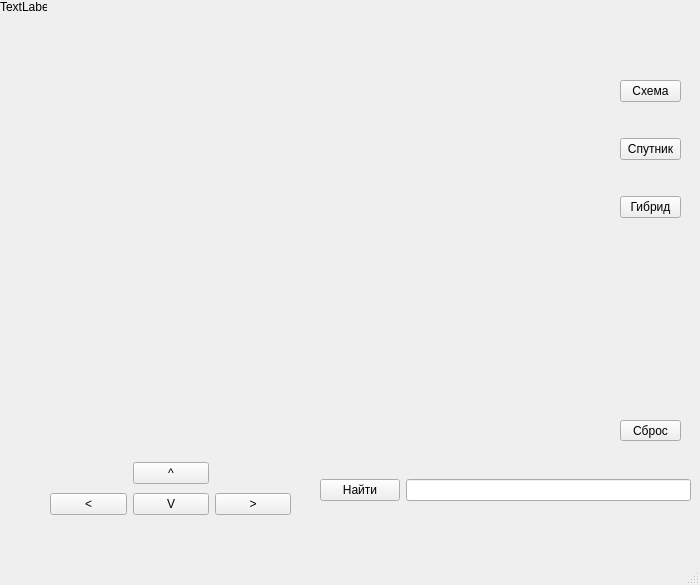
First picture: the form in main.ui, repository Dmitry315/MapsApi, before the edit.
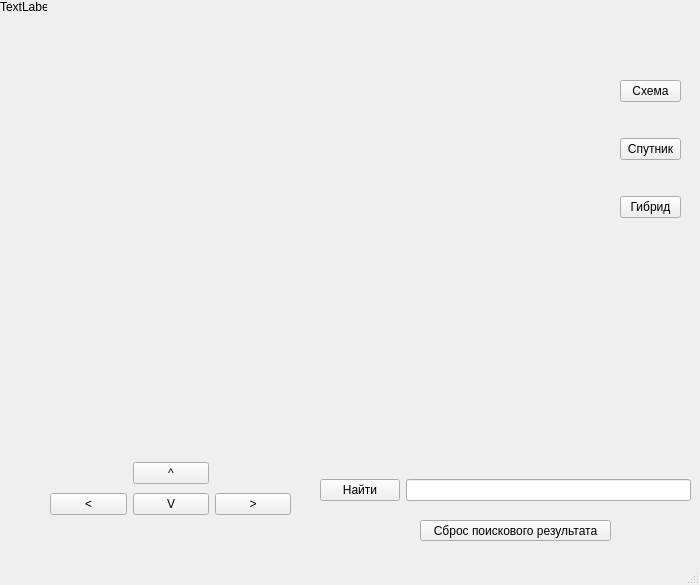
Second picture: the form after the edit.

Commit message: change 'delete marks button' name

What changed in the file:
```diff
--- a/main.ui
+++ b/main.ui
@@ -151,14 +151,14 @@
    <widget class="QPushButton" name="delete_marks_button">
     <property name="geometry">
      <rect>
-      <x>620</x>
-      <y>420</y>
-      <width>61</width>
+      <x>420</x>
+      <y>520</y>
+      <width>191</width>
       <height>21</height>
      </rect>
     </property>
     <property name="text">
-     <string>Сброс</string>
+     <string>Сброс поискового результата</string>
     </property>
    </widget>
   </widget>
```
